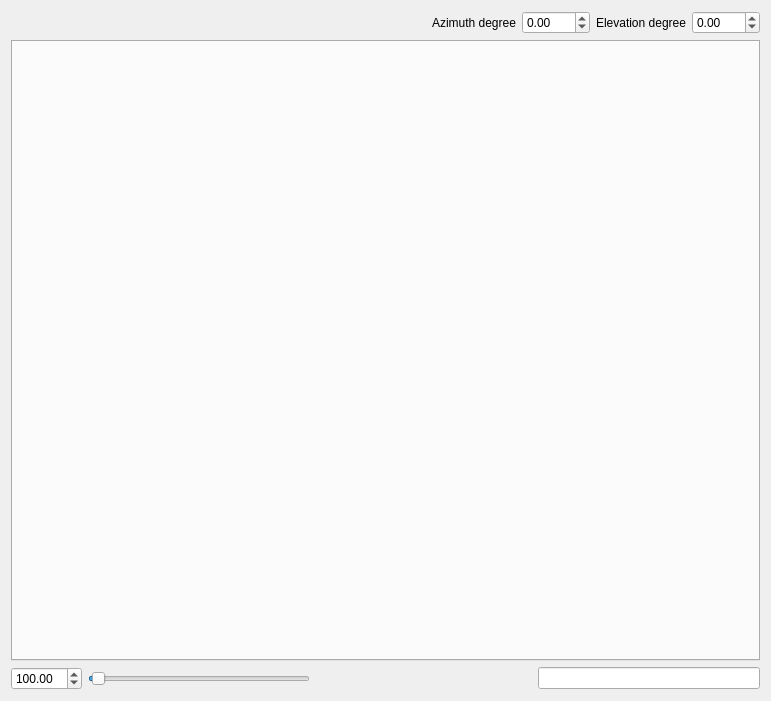
This is apps/robot-map-gui/gui/glWidget/CViewerContainer.ui in MRPT/mrpt as Qt 5 draws it before an edit. The edited form follows.
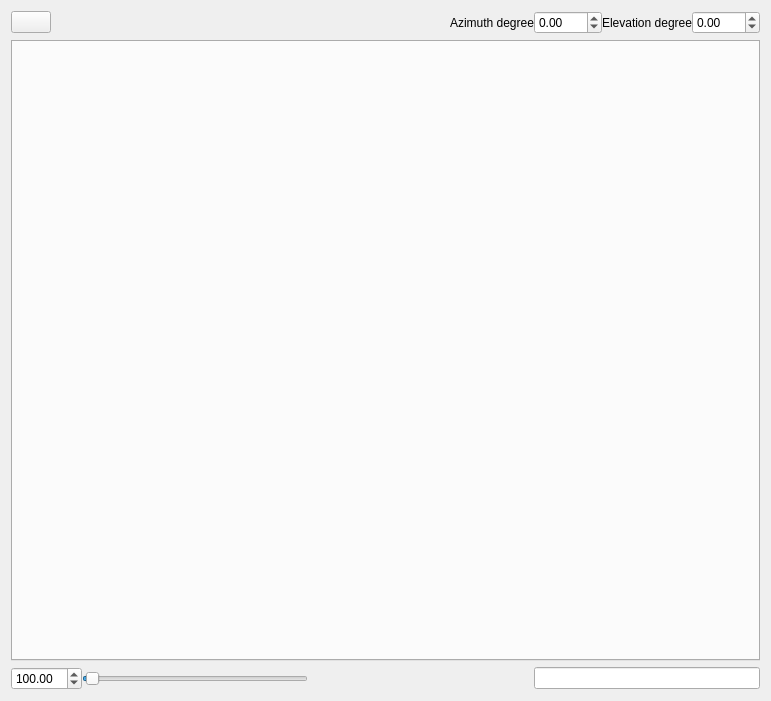
This is the edited form. Icons and pictures are not drawn.

Patch:
```diff
--- a/apps/robot-map-gui/gui/glWidget/CViewerContainer.ui
+++ b/apps/robot-map-gui/gui/glWidget/CViewerContainer.ui
@@ -16,6 +16,23 @@
   <layout class="QVBoxLayout" name="verticalLayout">
    <item>
     <layout class="QHBoxLayout" name="horizontalLayout_2">
+     <property name="spacing">
+      <number>0</number>
+     </property>
+     <item>
+      <widget class="QPushButton" name="pushButton">
+       <property name="toolTip">
+        <string>Update</string>
+       </property>
+       <property name="text">
+        <string/>
+       </property>
+       <property name="icon">
+        <iconset resource="../../resources/resources.qrc">
+         <normaloff>:/update.png</normaloff>:/update.png</iconset>
+       </property>
+      </widget>
+     </item>
      <item>
       <spacer name="horizontalSpacer_2">
        <property name="orientation">
@@ -70,6 +87,9 @@
    </item>
    <item>
     <layout class="QHBoxLayout" name="horizontalLayout">
+     <property name="spacing">
+      <number>0</number>
+     </property>
      <item>
       <widget class="QDoubleSpinBox" name="m_zoom">
        <property name="minimum">
```
Left out of the diff: 10 changed lines with no effect on the pictures.
